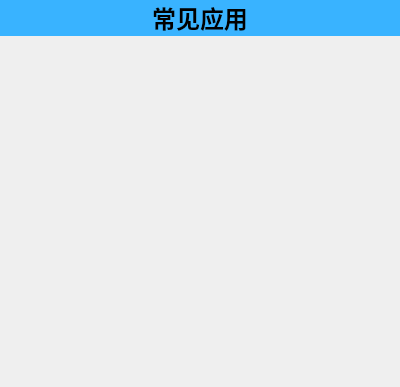
Above: widgets/AppWidget.ui from wps139hf/app before the change. Below: the same form after it.
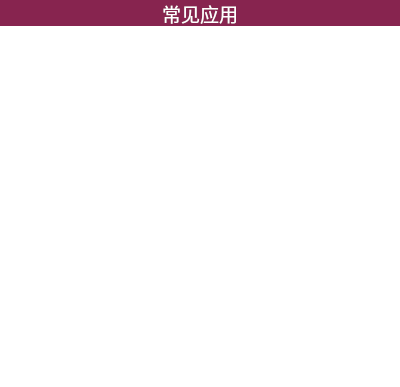
That is the form after the change. Custom widgets are drawn as their Qt base class.

```diff
--- a/widgets/AppWidget.ui
+++ b/widgets/AppWidget.ui
@@ -13,6 +13,9 @@
   <property name="windowTitle">
    <string>Form</string>
   </property>
+  <property name="styleSheet">
+   <string notr="true">background-color: rgb(255, 255, 255);</string>
+  </property>
   <layout class="QVBoxLayout" name="verticalLayout">
    <property name="leftMargin">
     <number>0</number>
@@ -31,19 +34,26 @@
      <property name="minimumSize">
       <size>
        <width>0</width>
-       <height>0</height>
+       <height>26</height>
+      </size>
+     </property>
+     <property name="maximumSize">
+      <size>
+       <width>16777215</width>
+       <height>26</height>
       </size>
      </property>
      <property name="font">
       <font>
-       <family>宋体</family>
-       <pointsize>18</pointsize>
-       <weight>75</weight>
-       <bold>true</bold>
+       <family>微软雅黑</family>
+       <pointsize>14</pointsize>
+       <weight>50</weight>
+       <bold>false</bold>
       </font>
      </property>
      <property name="styleSheet">
-      <string notr="true">background-color: rgb(57, 179, 255);</string>
+      <string notr="true">background-color: rgb(135, 36, 79);
+color:white</string>
      </property>
      <property name="text">
       <string>常见应用</string>
@@ -77,39 +87,30 @@
       <widget class="StyledButton" name="btnAsset" native="true">
        <property name="minimumSize">
         <size>
-         <width>60</width>
-         <height>60</height>
+         <width>80</width>
+         <height>80</height>
         </size>
        </property>
-       <property name="styleSheet">
-        <string notr="true">background-color: transparent;</string>
-       </property>
       </widget>
      </item>
      <item row="0" column="1">
       <widget class="StyledButton" name="btnRepair" native="true">
        <property name="minimumSize">
         <size>
-         <width>75</width>
-         <height>75</height>
+         <width>80</width>
+         <height>80</height>
         </size>
        </property>
-       <property name="styleSheet">
-        <string notr="true">background-color: transparent;</string>
-       </property>
       </widget>
      </item>
      <item row="0" column="2">
       <widget class="StyledButton" name="btnBuy" native="true">
        <property name="minimumSize">
         <size>
-         <width>60</width>
-         <height>60</height>
+         <width>80</width>
+         <height>80</height>
         </size>
        </property>
-       <property name="styleSheet">
-        <string notr="true">background-color: transparent;</string>
-       </property>
       </widget>
      </item>
      <item row="0" column="0">
@@ -120,9 +121,6 @@
          <height>80</height>
         </size>
        </property>
-       <property name="styleSheet">
-        <string notr="true">background-color: transparent;</string>
-       </property>
       </widget>
      </item>
      <item row="1" column="0">
@@ -133,22 +131,16 @@
          <height>80</height>
         </size>
        </property>
-       <property name="styleSheet">
-        <string notr="true">background-color: transparent;</string>
-       </property>
       </widget>
      </item>
      <item row="0" column="3">
       <widget class="StyledButton" name="btnPrint" native="true">
        <property name="minimumSize">
         <size>
-         <width>60</width>
-         <height>60</height>
+         <width>80</width>
+         <height>80</height>
         </size>
        </property>
-       <property name="styleSheet">
-        <string notr="true">background-color: transparent;</string>
-       </property>
       </widget>
      </item>
     </layout>
```
